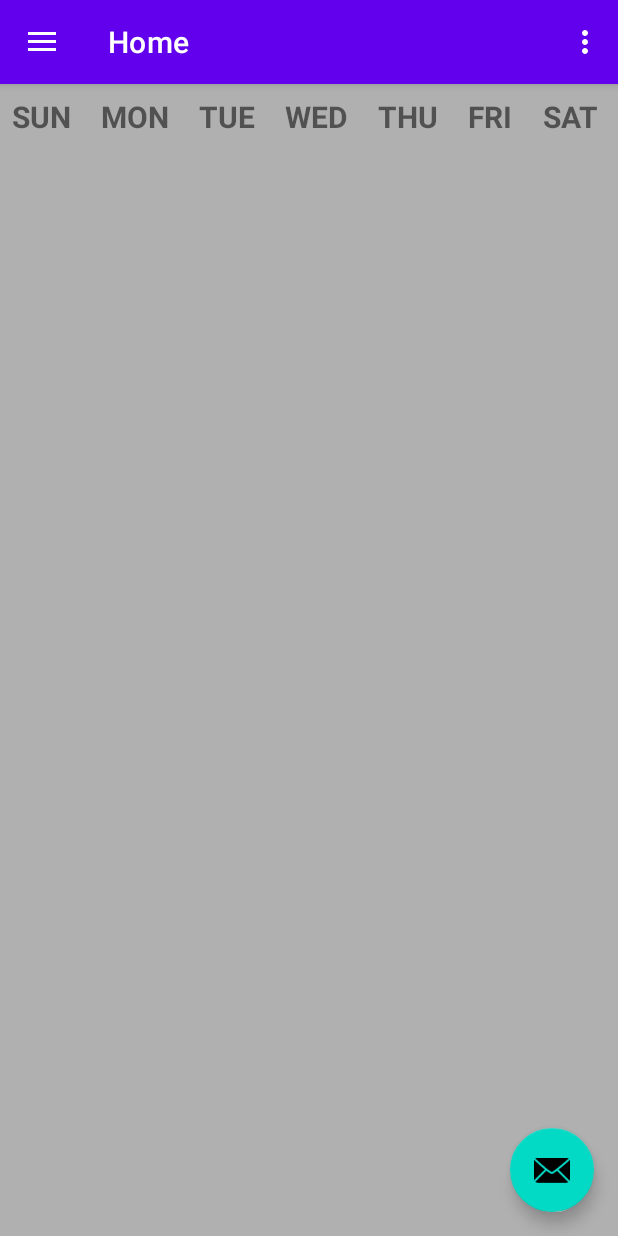
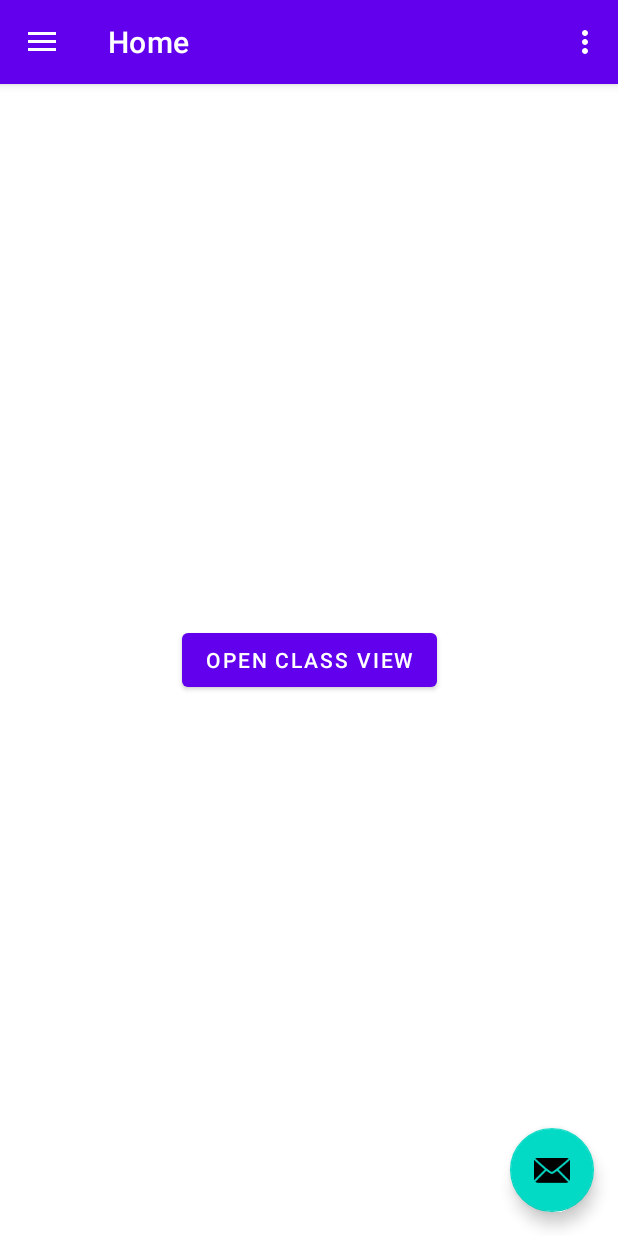
Before and after one commit to pageja25/College-Scheduler-App, an Android app: the screen it shows after launch (MainActivity), on a phone screen of 412 x 824 dp. Run offline under Robolectric (Android 15) with nearby library versions, the phone set to English and light mode, and no system bars; our stand-ins replace navigation-ui.

Commit message:
Finished ClassView portion

```diff
--- a/app/src/main/java/com/example/collegeschedulerapp/ui/home/HomeFragment.java
+++ b/app/src/main/java/com/example/collegeschedulerapp/ui/home/HomeFragment.java
@@ -1,15 +1,19 @@
 package com.example.collegeschedulerapp.ui.home;
 
+import android.content.Intent;
 import android.os.Bundle;
 import android.view.LayoutInflater;
 import android.view.View;
 import android.view.ViewGroup;
+import android.widget.Button;
 import android.widget.TextView;
 
 import androidx.annotation.NonNull;
 import androidx.fragment.app.Fragment;
 import androidx.lifecycle.ViewModelProvider;
 
+import com.example.collegeschedulerapp.ClassViewActivity;
+import com.example.collegeschedulerapp.R;
 import com.example.collegeschedulerapp.databinding.FragmentHomeBinding;
 
 public class HomeFragment extends Fragment {
@@ -23,9 +27,14 @@ public class HomeFragment extends Fragment {
 
         binding = FragmentHomeBinding.inflate(inflater, container, false);
         View root = binding.getRoot();
-
-        final TextView textView = binding.textHome;
-        homeViewModel.getText().observe(getViewLifecycleOwner(), textView::setText);
+        Button openClassViewButton = root.findViewById(R.id.openClassViewButton);
+        openClassViewButton.setOnClickListener(new View.OnClickListener() {
+            @Override
+            public void onClick(View v) {
+                Intent intent = new Intent(getActivity(), ClassViewActivity.class);
+                startActivity(intent);
+            }
+        });
         return root;
     }
 
--- a/app/src/main/res/layout/fragment_home.xml
+++ b/app/src/main/res/layout/fragment_home.xml
@@ -7,92 +7,13 @@
     android:layout_weight="1"
     tools:context=".ui.home.HomeFragment">
 
-    <TextView
-        android:id="@+id/text_home"
-        android:layout_width="match_parent"
+    <Button
+        android:id="@+id/openClassViewButton"
+        android:layout_width="wrap_content"
         android:layout_height="wrap_content"
-        android:layout_marginStart="8dp"
-        android:layout_marginTop="8dp"
-        android:layout_marginEnd="8dp"
-        android:textAlignment="center"
-        android:textSize="20sp"
+        android:text="Open Class View"
+        app:layout_constraintStart_toStartOf="parent"
         app:layout_constraintBottom_toBottomOf="parent"
-        app:layout_constraintEnd_toEndOf="parent"
-        app:layout_constraintStart_toStartOf="parent"
-        app:layout_constraintTop_toTopOf="parent" />
-
-    <TableLayout
-        android:layout_width="match_parent"
-        android:layout_height="match_parent"
-        app:layout_constraintBottom_toBottomOf="parent"
-        app:layout_constraintEnd_toEndOf="parent"
-        app:layout_constraintHorizontal_bias="1.0"
-        app:layout_constraintStart_toStartOf="parent"
         app:layout_constraintTop_toTopOf="parent"
-        app:layout_constraintVertical_bias="1.0">
-
-        <TableRow
-            android:layout_width="match_parent"
-            android:layout_height="wrap_content"
-            android:layout_weight="1"
-            android:background="#b0b0b0">
-
-            <TextView
-                android:layout_column="1"
-                android:padding="8dp"
-                android:text="SUN"
-                android:layout_weight="1"
-                android:textSize="20sp"
-                android:textStyle="bold" />
-
-            <TextView
-                android:layout_column="2"
-                android:padding="8dp"
-                android:text="MON"
-                android:textSize="20sp"
-                android:layout_weight="1"
-                android:textStyle="bold" />
-
-            <TextView
-                android:layout_column="3"
-                android:padding="8dp"
-                android:text="TUE"
-                android:textSize="20sp"
-                android:layout_weight="1"
-                android:textStyle="bold" />
-
-            <TextView
-                android:layout_column="4"
-                android:padding="8dp"
-                android:textSize="20sp"
-                android:text="WED"
-                android:layout_weight="1"
-                android:textStyle="bold" />
-
-            <TextView
-                android:layout_column="5"
-                android:padding="8dp"
-                android:textSize="20sp"
-                android:text="THU"
-                android:layout_weight="1"
-                android:textStyle="bold" />
-
-            <TextView
-                android:layout_column="6"
-                android:padding="8dp"
-                android:textSize="20sp"
-                android:text="FRI"
-                android:layout_weight="1"
-                android:textStyle="bold" />
-
-            <TextView
-                android:layout_column="7"
-                android:padding="8dp"
-                android:textSize="20sp"
-                android:text="SAT"
-                android:layout_weight="1"
-                android:textStyle="bold" />
-
-        </TableRow>
-    </TableLayout>
+        app:layout_constraintEnd_toEndOf="parent"/>
 </androidx.constraintlayout.widget.ConstraintLayout>
--- a/app/src/main/res/values/colors.xml
+++ b/app/src/main/res/values/colors.xml
@@ -7,4 +7,5 @@
     <color name="teal_700">#FF018786</color>
     <color name="black">#FF000000</color>
     <color name="white">#FFFFFFFF</color>
+    <color name="background_red">#c24242</color>
 </resources>
```
Also changed, not shown: app/src/main/AndroidManifest.xml (+7 -0 lines), app/src/main/java/com/example/collegeschedulerapp/ClassAdapter.java (added, +79 -0 lines), app/src/main/java/com/example/collegeschedulerapp/ClassModel.java (added, +68 -0 lines), app/src/main/java/com/example/collegeschedulerapp/ClassViewActivity.java (added, +194 -0 lines), app/src/main/res/layout/activity_class_view.xml (added, +32 -0 lines), app/src/main/res/layout/dialog_add_class.xml (added, +45 -0 lines), app/src/main/res/layout/dialog_edit_class.xml (added, +49 -0 lines), app/src/main/res/layout/item_class.xml (added, +47 -0 lines).
